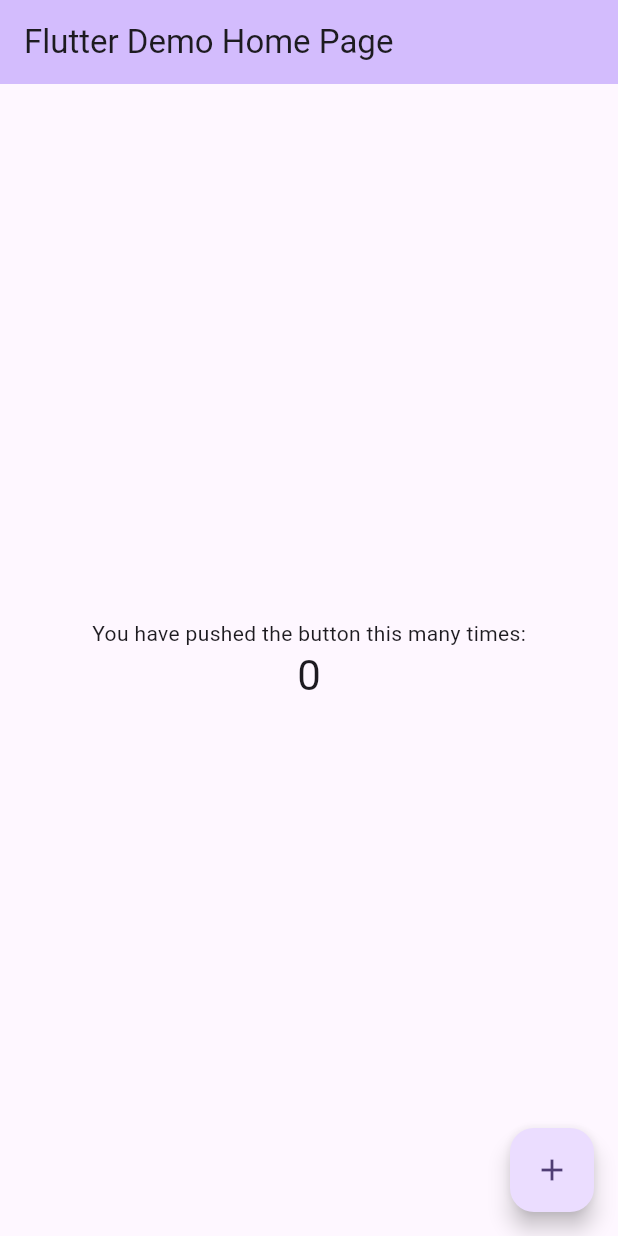
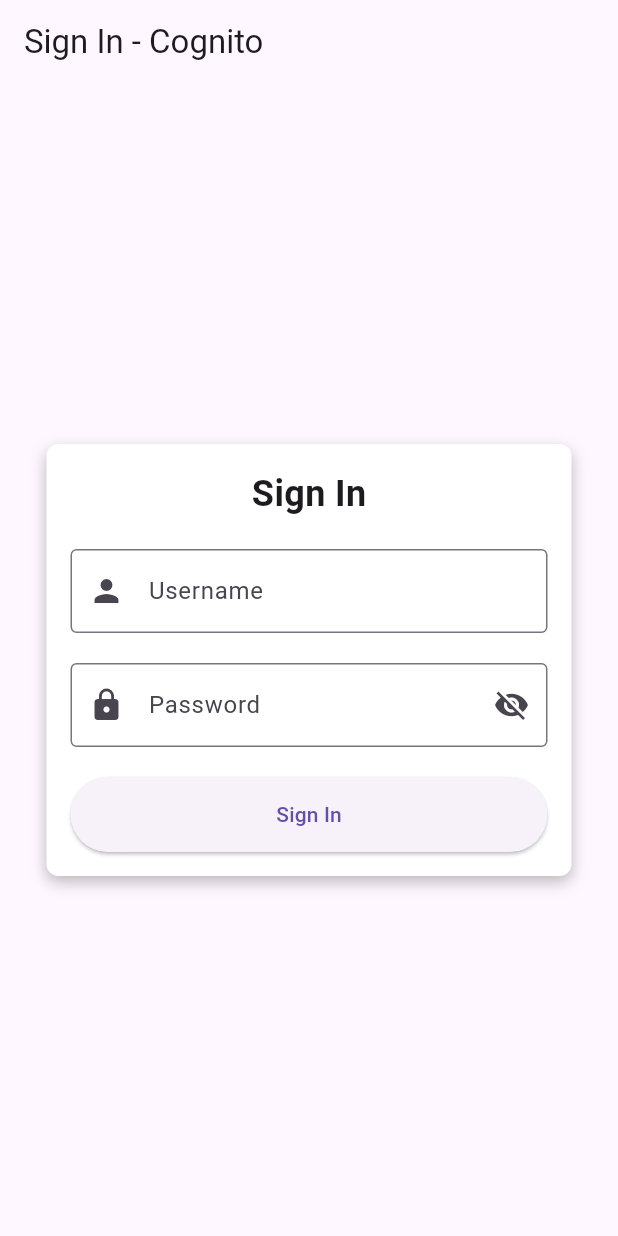
Before and after one commit to LakshmanTurlapati/Financial-Inclusion-v2, a Flutter app: the screen it shows after launch, on a phone screen of 412 x 824 dp. Run offline on Flutter 3.47's test engine with Material 3 defaults, Android fonts, the phone set to English and light mode, and no system bars; missing offline and left inert: amazon_cognito_identity_dart_2.

Commit message:
Commit: Cognito Integration

```diff
--- /dev/null
+++ b/financial_inclusion/lib/dashboard.dart
@@ -0,0 +1,19 @@
+import 'package:flutter/material.dart';
+
+class DashboardPage extends StatelessWidget {
+  const DashboardPage({Key? key}) : super(key: key);
+
+  // TODO: Replace with your real dashboard UI.
+
+  @override
+  Widget build(BuildContext context) {
+    return Scaffold(
+      appBar: AppBar(
+        title: Text('Dashboard'),
+      ),
+      body: Center(
+        child: Text('Welcome to the Dashboard!'),
+      ),
+    );
+  }
+}
--- /dev/null
+++ b/financial_inclusion/lib/landing.dart
@@ -0,0 +1,159 @@
+import 'package:flutter/material.dart';
+import 'package:amazon_cognito_identity_dart_2/cognito.dart';
+
+class LandingPage extends StatefulWidget {
+  @override
+  _LandingPageState createState() => _LandingPageState();
+}
+
+class _LandingPageState extends State<LandingPage> {
+  final TextEditingController _usernameController = TextEditingController();
+  final TextEditingController _passwordController = TextEditingController();
+
+  bool _isPasswordVisible = false;
+  bool _isLoading = false;
+
+  // Provide your actual User Pool ID and App Client ID here.
+  // The library will automatically parse the region from your Pool ID.
+  final CognitoUserPool _userPool = CognitoUserPool(
+    // e.g. "us-west-2_ABC123" from your AWS console
+    'us-west-2_uI4aGzwR4',
+    '51r7jkaqdvbq9hrh9068jcr5i7',
+
+
+  );
+
+  @override
+  void dispose() {
+    _usernameController.dispose();
+    _passwordController.dispose();
+    super.dispose();
+  }
+
+  Future<void> _signIn() async {
+    final username = _usernameController.text.trim();
+    final password = _passwordController.text.trim();
+
+    if (username.isEmpty || password.isEmpty) {
+      _showSnackBar('Please enter both username and password.');
+      return;
+    }
+
+    setState(() => _isLoading = true);
+
+    final cognitoUser = CognitoUser(username, _userPool);
+    final authDetails = AuthenticationDetails(
+      username: username,
+      password: password,
+    );
+
+    try {
+      final session = await cognitoUser.authenticateUser(authDetails);
+
+      // session can be null, so we check it carefully:
+      if (session != null && session.isValid()) {
+        _showSnackBar('Sign in successful!');
+        Navigator.pushReplacementNamed(context, '/dashboard');
+      } else {
+        _showSnackBar('Sign in failed. Invalid session or null session.');
+      }
+    } on CognitoUserException catch (e) {
+      // Common for "User not confirmed" or "Incorrect username/password."
+      _showSnackBar('Sign in failed: ${e.message}');
+    } catch (e) {
+      // Handle any other exceptions
+      _showSnackBar('An unknown error occurred: $e');
+    } finally {
+      setState(() => _isLoading = false);
+    }
+  }
+
+  void _showSnackBar(String msg) {
+    ScaffoldMessenger.of(context).showSnackBar(SnackBar(content: Text(msg)));
+  }
+
+  @override
+  Widget build(BuildContext context) {
+    return Scaffold(
+      appBar: AppBar(
+        title: Text('Sign In - Cognito'),
+      ),
+      body: Center(
+        child: SingleChildScrollView(
+          padding: const EdgeInsets.all(16.0),
+          child: Container(
+            width: 350,
+            padding: const EdgeInsets.all(16.0),
+            decoration: BoxDecoration(
+              color: Colors.white,
+              borderRadius: BorderRadius.circular(8.0),
+              boxShadow: [
+                BoxShadow(
+                  color: Colors.black26,
+                  blurRadius: 8.0,
+                  offset: Offset(0, 4),
+                ),
+              ],
+            ),
+            child: Column(
+              mainAxisSize: MainAxisSize.min,
+              children: [
+                Text(
+                  'Sign In',
+                  style: TextStyle(fontSize: 24, fontWeight: FontWeight.bold),
+                ),
+                SizedBox(height: 20),
+
+                // Username
+                TextField(
+                  controller: _usernameController,
+                  decoration: InputDecoration(
+                    labelText: 'Username',
+                    prefixIcon: Icon(Icons.person),
+                    border: OutlineInputBorder(),
+                  ),
+                ),
+                SizedBox(height: 20),
+
+                // Password
+                TextField(
+                  controller: _passwordController,
+                  obscureText: !_isPasswordVisible,
+                  decoration: InputDecoration(
+                    labelText: 'Password',
+                    prefixIcon: Icon(Icons.lock),
+                    border: OutlineInputBorder(),
+                    suffixIcon: IconButton(
+                      icon: Icon(
+                        _isPasswordVisible
+                            ? Icons.visibility
+                            : Icons.visibility_off,
+                      ),
+                      onPressed: () {
+                        setState(() {
+                          _isPasswordVisible = !_isPasswordVisible;
+                        });
+                      },
+                    ),
+                  ),
+                ),
+                SizedBox(height: 20),
+
+                // Sign In Button or Loader
+                _isLoading
+                    ? CircularProgressIndicator()
+                    : ElevatedButton(
+                        onPressed: _signIn,
+                        style: ElevatedButton.styleFrom(
+                          minimumSize: Size(double.infinity, 50),
+                        ),
+                        child: Text('Sign In'),
+                      ),
+              ],
+            ),
+          ),
+        ),
+      ),
+    );
+  }
+}
--- a/financial_inclusion/lib/main.dart
+++ b/financial_inclusion/lib/main.dart
@@ -1,125 +1,23 @@
 import 'package:flutter/material.dart';
+import 'landing.dart';
+import 'dashboard.dart';
 
 void main() {
-  runApp(const MyApp());
+  runApp(MyApp());
 }
 
 class MyApp extends StatelessWidget {
-  const MyApp({super.key});
-
-  // This widget is the root of your application.
   @override
   Widget build(BuildContext context) {
     return MaterialApp(
-      title: 'Flutter Demo',
-      theme: ThemeData(
-        // This is the theme of your application.
-        //
-        // TRY THIS: Try running your application with "flutter run". You'll see
-        // the application has a purple toolbar. Then, without quitting the app,
-        // try changing the seedColor in the colorScheme below to Colors.green
-        // and then invoke "hot reload" (save your changes or press the "hot
-        // reload" button in a Flutter-supported IDE, or press "r" if you used
-        // the command line to start the app).
-        //
-        // Notice that the counter didn't reset back to zero; the application
-        // state is not lost during the reload. To reset the state, use hot
-        // restart instead.
-        //
-        // This works for code too, not just values: Most code changes can be
-        // tested with just a hot reload.
-        colorScheme: ColorScheme.fromSeed(seedColor: Colors.deepPurple),
-        useMaterial3: true,
-      ),
-      home: const MyHomePage(title: 'Flutter Demo Home Page'),
+      title: 'Financial Inclusion',
+      theme: ThemeData(primarySwatch: Colors.blue),
+      initialRoute: '/',
+      routes: {
+        '/': (context) => LandingPage(),
+        '/dashboard': (context) => DashboardPage(),
+      },
+      debugShowCheckedModeBanner: false,
     );
   }
 }
-
-class MyHomePage extends StatefulWidget {
-  const MyHomePage({super.key, required this.title});
-
-  // This widget is the home page of your application. It is stateful, meaning
-  // that it has a State object (defined below) that contains fields that affect
-  // how it looks.
-
-  // This class is the configuration for the state. It holds the values (in this
-  // case the title) provided by the parent (in this case the App widget) and
-  // used by the build method of the State. Fields in a Widget subclass are
-  // always marked "final".
-
-  final String title;
-
-  @override
-  State<MyHomePage> createState() => _MyHomePageState();
-}
-
-class _MyHomePageState extends State<MyHomePage> {
-  int _counter = 0;
-
-  void _incrementCounter() {
-    setState(() {
-      // This call to setState tells the Flutter framework that something has
-      // changed in this State, which causes it to rerun the build method below
-      // so that the display can reflect the updated values. If we changed
-      // _counter without calling setState(), then the build method would not be
-      // called again, and so nothing would appear to happen.
-      _counter++;
-    });
-  }
-
-  @override
-  Widget build(BuildContext context) {
-    // This method is rerun every time setState is called, for instance as done
-    // by the _incrementCounter method above.
-    //
-    // The Flutter framework has been optimized to make rerunning build methods
-    // fast, so that you can just rebuild anything that needs updating rather
-    // than having to individually change instances of widgets.
-    return Scaffold(
-      appBar: AppBar(
-        // TRY THIS: Try changing the color here to a specific color (to
-        // Colors.amber, perhaps?) and trigger a hot reload to see the AppBar
-        // change color while the other colors stay the same.
-        backgroundColor: Theme.of(context).colorScheme.inversePrimary,
-        // Here we take the value from the MyHomePage object that was created by
-        // the App.build method, and use it to set our appbar title.
-        title: Text(widget.title),
-      ),
-      body: Center(
-        // Center is a layout widget. It takes a single child and positions it
-        // in the middle of the parent.
-        child: Column(
-          // Column is also a layout widget. It takes a list of children and
-          // arranges them vertically. By default, it sizes itself to fit its
-          // children horizontally, and tries to be as tall as its parent.
-          //
-          // Column has various properties to control how it sizes itself and
-          // how it positions its children. Here we use mainAxisAlignment to
-          // center the children vertically; the main axis here is the vertical
-          // axis because Columns are vertical (the cross axis would be
-          // horizontal).
-          //
-          // TRY THIS: Invoke "debug painting" (choose the "Toggle Debug Paint"
-          // action in the IDE, or press "p" in the console), to see the
-          // wireframe for each widget.
-          mainAxisAlignment: MainAxisAlignment.center,
-          children: <Widget>[
-            const Text(
-              'You have pushed the button this many times:',
-            ),
-            Text(
-              '$_counter',
-              style: Theme.of(context).textTheme.headlineMedium,
-            ),
-          ],
-        ),
-      ),
-      floatingActionButton: FloatingActionButton(
-        onPressed: _incrementCounter,
-        tooltip: 'Increment',
-        child: const Icon(Icons.add),
-      ), // This trailing comma makes auto-formatting nicer for build methods.
-    );
-  }
-}
```
Also changed, not shown: financial_inclusion/pubspec.yaml (+6 -73 lines), financial_inclusion/assets/FI_dark.png (added), financial_inclusion/assets/FI_light.png (added), financial_inclusion/assets/c_icon.png (added), financial_inclusion/assets/capitalone.svg (added), financial_inclusion/assets/chase.png (added), financial_inclusion/assets/smoot_line.png.svg (added), financial_inclusion/lib/widgets/cash_flow.dart (added), financial_inclusion/lib/widgets/gauge.dart (added), financial_inclusion/lib/widgets/grid.dart (added), financial_inclusion/lib/widgets/line_chart.dart (added), financial_inclusion/lib/widgets/linker.dart (added), financial_inclusion/pubspec.lock.
